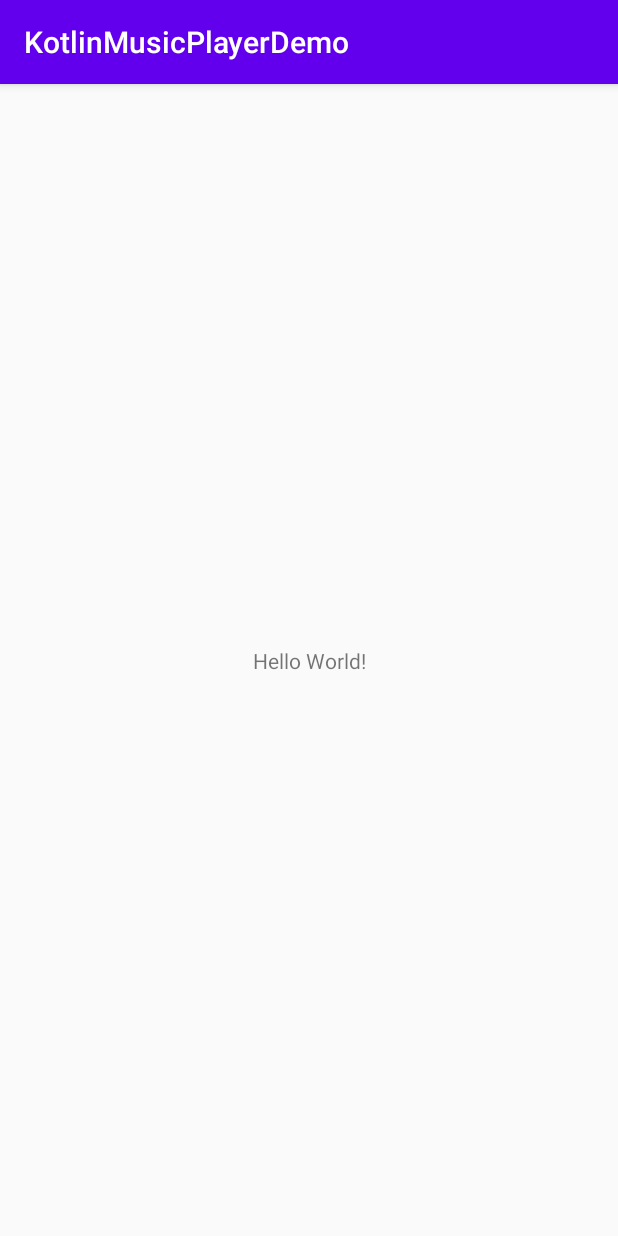
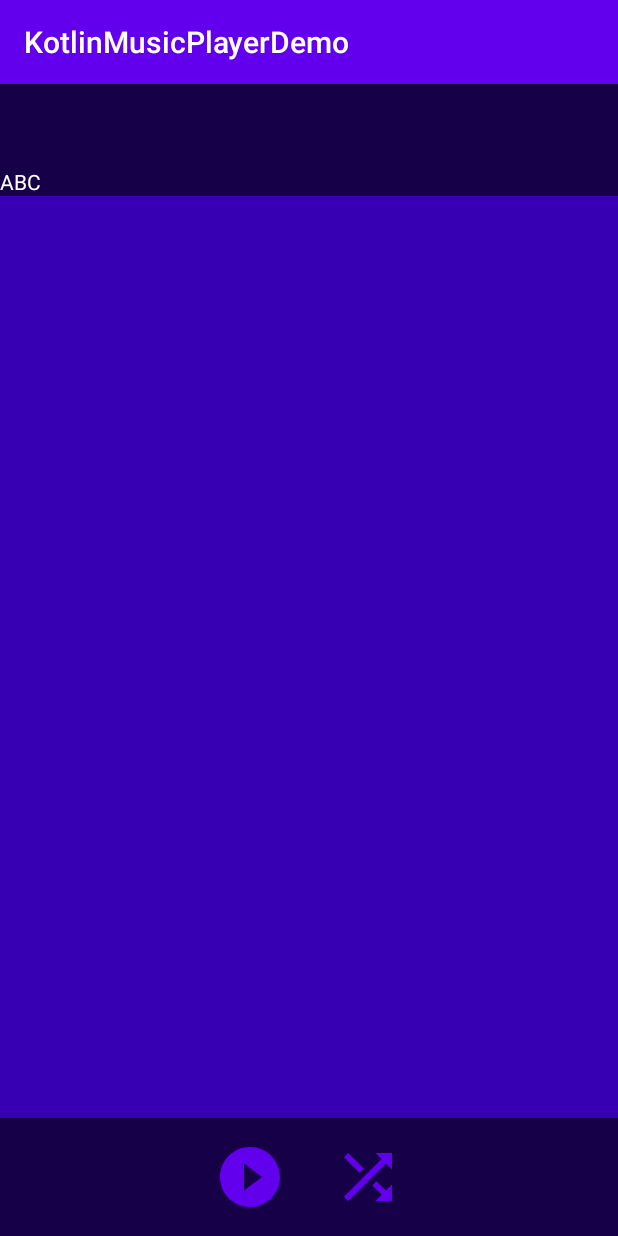
Before and after one commit to nidhikamath2102/KotlinMusicPlayer, an Android app: the screen it shows after launch (MainActivity), on a phone screen of 412 x 824 dp. Run offline under Robolectric (Android 15) with nearby library versions, the phone set to English and light mode, and no system bars.

Commit message:
layout design

```diff
--- a/app/src/main/AndroidManifest.xml
+++ b/app/src/main/AndroidManifest.xml
@@ -1,6 +1,8 @@
 <?xml version="1.0" encoding="utf-8"?>
 <manifest xmlns:android="http://schemas.android.com/apk/res/android"
     package="com.nidhikamath.kotlinmusicplayerdemo">
+
+    <uses-permission android:name="android.permission.READ_EXTERNAL_STORAGE"/>
 
     <application
         android:allowBackup="true"
--- a/app/src/main/java/com/nidhikamath/kotlinmusicplayerdemo/MainActivity.kt
+++ b/app/src/main/java/com/nidhikamath/kotlinmusicplayerdemo/MainActivity.kt
@@ -1,11 +1,74 @@
 package com.nidhikamath.kotlinmusicplayerdemo
 
+import android.Manifest
+import android.content.pm.PackageManager
 import androidx.appcompat.app.AppCompatActivity
 import android.os.Bundle
+import android.util.Log
+import android.view.Gravity
+import android.view.View
+import android.widget.ImageButton
+import android.widget.ImageView
+import android.widget.TextView
+import android.widget.Toast
+import androidx.core.app.ActivityCompat
+import androidx.core.content.ContextCompat
+import com.nidhikamath.kotlinmusicplayerdemo.musicjava.FindMusic
 
 class MainActivity : AppCompatActivity() {
+    private var image: ImageView? = null
+    private var songName: TextView? = null
+    private var artist: TextView? = null
+    private var play: ImageButton? = null
+    private var shuffle: ImageButton? = null
+    val PERMISSION_REQUEST_CODE: Int = 21
+
+
     override fun onCreate(savedInstanceState: Bundle?) {
         super.onCreate(savedInstanceState)
         setContentView(R.layout.activity_main)
+
+        if (ContextCompat.checkSelfPermission(
+                this,
+                Manifest.permission.READ_EXTERNAL_STORAGE
+            ) != PackageManager.PERMISSION_GRANTED
+        ) {
+            ActivityCompat.requestPermissions(
+                this,
+                arrayOf(Manifest.permission.READ_EXTERNAL_STORAGE),
+                PERMISSION_REQUEST_CODE
+            )
+        } else {
+            initPlayer()
+        }
+
+    }
+
+    private fun initPlayer(){
+        val musicList = FindMusic(contentResolver)
+        musicList.prepare()
+        musicList.allSongs
+        Log.d("TAG", "songs " + musicList.allSongs.size + " " )
+
+
+    }
+
+    override fun onRequestPermissionsResult(
+        requestCode: Int,
+        permissions: Array<out String>,
+        grantResults: IntArray
+    ) {
+        super.onRequestPermissionsResult(requestCode, permissions, grantResults)
+
+        if (requestCode == PERMISSION_REQUEST_CODE) {
+            if (grantResults[0] == PackageManager.PERMISSION_GRANTED) {
+                initPlayer();
+            } else {
+                val myToast = Toast.makeText(applicationContext,resources.getString(R.string.acceptpermissions),Toast.LENGTH_SHORT)
+                myToast.setGravity(Gravity.LEFT,200,200)
+                myToast.show()
+                finish()
+            }
+        }
     }
 }
--- /dev/null
+++ b/app/src/main/java/com/nidhikamath/kotlinmusicplayerdemo/musicjava/FindMusic.java
@@ -0,0 +1,61 @@
+package com.nidhikamath.kotlinmusicplayerdemo.musicjava;
+
+import android.content.ContentResolver;
+import android.database.Cursor;
+import android.net.Uri;
+import android.provider.MediaStore;
+
+import java.util.ArrayList;
+import java.util.List;
+import java.util.Random;
+
+public class FindMusic {
+    private static final String TAG = "FIND_MUSIC";
+
+    private ContentResolver contentResolver;
+    private List<Music> musicList = new ArrayList<>();
+    private Random random = new Random();
+
+    public FindMusic(ContentResolver contentResolver) {
+        this.contentResolver = contentResolver;
+    }
+
+    public void prepare() {
+        Uri uri = android.provider.MediaStore.Audio.Media.EXTERNAL_CONTENT_URI;
+        Cursor c = contentResolver.query(uri, null, MediaStore.Audio.Media.IS_MUSIC + " = 1", null, null);
+
+        if (c == null) {
+            return;
+        }
+        if (!c.moveToFirst()) {
+            return;
+        }
+
+        int artistColumn = c.getColumnIndex(MediaStore.Audio.Media.ARTIST);
+        int titleColumn = c.getColumnIndex(MediaStore.Audio.Media.TITLE);
+        int albumColumn = c.getColumnIndex(MediaStore.Audio.Media.ALBUM);
+        int albumArtColumn = c.getColumnIndex(MediaStore.Audio.Media.ALBUM_ID);
+        int durationColumn = c.getColumnIndex(MediaStore.Audio.Media.DURATION);
+        int idColumn = c.getColumnIndex(MediaStore.Audio.Media._ID);
+
+        do {
+            musicList.add(new Music(c.getLong(idColumn), c.getString(artistColumn), c.getString(titleColumn), c.getString(albumColumn),
+                    c.getLong(durationColumn), c.getLong(albumArtColumn)));
+        } while (c.moveToNext());
+
+    }
+
+    public ContentResolver getContentResolver() {
+        return contentResolver;
+    }
+
+    public Music getRandomSong() {
+        if (musicList.size() <= 0) return null;
+        return musicList.get(random.nextInt(musicList.size()));
+    }
+
+    public List<Music> getAllSongs() {
+        return musicList;
+    }
+
+}
--- /dev/null
+++ b/app/src/main/res/drawable/gradient.xml
@@ -0,0 +1,6 @@
+<?xml version="1.0" encoding="utf-8"?>
+<shape xmlns:android="http://schemas.android.com/apk/res/android">
+    <gradient
+        android:startColor="@color/colorPrimaryDark"
+        android:angle="90"/>
+</shape>
--- /dev/null
+++ b/app/src/main/res/drawable/pause.xml
@@ -0,0 +1,5 @@
+<vector android:height="36dp" android:tint="#6200EE"
+    android:viewportHeight="24" android:viewportWidth="24"
+    android:width="36dp" xmlns:android="http://schemas.android.com/apk/res/android">
+    <path android:fillColor="@android:color/white" android:pathData="M12,2C6.48,2 2,6.48 2,12s4.48,10 10,10 10,-4.48 10,-10S17.52,2 12,2zM11,16L9,16L9,8h2v8zM15,16h-2L13,8h2v8z"/>
+</vector>
--- /dev/null
+++ b/app/src/main/res/drawable/play.xml
@@ -0,0 +1,5 @@
+<vector android:height="36dp" android:tint="#6200EE"
+    android:viewportHeight="24" android:viewportWidth="24"
+    android:width="36dp" xmlns:android="http://schemas.android.com/apk/res/android">
+    <path android:fillColor="@android:color/white" android:pathData="M12,2C6.48,2 2,6.48 2,12s4.48,10 10,10 10,-4.48 10,-10S17.52,2 12,2zM10,16.5v-9l6,4.5 -6,4.5z"/>
+</vector>
--- /dev/null
+++ b/app/src/main/res/drawable/shuffle.xml
@@ -0,0 +1,5 @@
+<vector android:height="36dp" android:tint="#6200EE"
+    android:viewportHeight="24" android:viewportWidth="24"
+    android:width="36dp" xmlns:android="http://schemas.android.com/apk/res/android">
+    <path android:fillColor="@android:color/white" android:pathData="M10.59,9.17L5.41,4 4,5.41l5.17,5.17 1.42,-1.41zM14.5,4l2.04,2.04L4,18.59 5.41,20 17.96,7.46 20,9.5L20,4h-5.5zM14.83,13.41l-1.41,1.41 3.13,3.13L14.5,20L20,20v-5.5l-2.04,2.04 -3.13,-3.13z"/>
+</vector>
--- a/app/src/main/res/layout/activity_main.xml
+++ b/app/src/main/res/layout/activity_main.xml
@@ -1,18 +1,71 @@
 <?xml version="1.0" encoding="utf-8"?>
-<androidx.constraintlayout.widget.ConstraintLayout xmlns:android="http://schemas.android.com/apk/res/android"
+<RelativeLayout xmlns:android="http://schemas.android.com/apk/res/android"
     xmlns:app="http://schemas.android.com/apk/res-auto"
     xmlns:tools="http://schemas.android.com/tools"
     android:layout_width="match_parent"
-    android:layout_height="match_parent"
-    tools:context=".MainActivity">
+    android:layout_height="wrap_content"
+    tools:context=".MainActivity"
+    android:background="@color/colorPrimaryDark">
 
-    <TextView
-        android:layout_width="wrap_content"
-        android:layout_height="wrap_content"
-        android:text="Hello World!"
+    <ImageView
+        android:id="@+id/image"
+        android:layout_width="match_parent"
+        android:layout_height="match_parent"
         app:layout_constraintBottom_toBottomOf="parent"
         app:layout_constraintLeft_toLeftOf="parent"
         app:layout_constraintRight_toRightOf="parent"
-        app:layout_constraintTop_toTopOf="parent" />
+        app:layout_constraintTop_toTopOf="parent"
+        android:layout_centerInParent="true"
+        android:scaleType="fitXY"/>
 
-</androidx.constraintlayout.widget.ConstraintLayout>
+    <LinearLayout
+        android:layout_width="match_parent"
+        android:layout_height="wrap_content"
+        android:orientation="vertical">
+
+        <TextView
+            android:id="@+id/songName"
+            android:layout_width="match_parent"
+            android:layout_height="wrap_content"
+            android:background="@color/transparent"
+            android:textColor="@color/white"
+            android:textSize="18sp"
+            android:padding="15dp"/>
+
+        <TextView
+            android:id="@+id/artist"
+            android:layout_width="match_parent"
+            android:layout_height="wrap_content"
+            android:background="@color/transparent"
+            android:textColor="@color/white"
+            android:text="ABC"/>
+
+    </LinearLayout>
+
+    <LinearLayout
+        android:layout_width="match_parent"
+        android:layout_height="wrap_content"
+        android:orientation="horizontal"
+        android:layout_alignParentBottom="true"
+        android:background="@color/transparent"
+        android:gravity="center">
+
+        <ImageButton
+            android:id="@+id/play"
+            android:layout_width="48dp"
+            android:layout_height="48dp"
+            android:background="@drawable/play"
+            android:layout_margin="15dp"
+            android:padding="5dp"/>
+
+        <ImageButton
+            android:id="@+id/shuffle"
+            android:layout_width="48dp"
+            android:layout_height="48dp"
+            android:background="@drawable/shuffle"
+            android:layout_margin="15dp"
+            android:padding="5dp" />
+
+    </LinearLayout>
+
+</RelativeLayout>
--- a/app/src/main/res/values/colors.xml
+++ b/app/src/main/res/values/colors.xml
@@ -3,4 +3,6 @@
     <color name="colorPrimary">#6200EE</color>
     <color name="colorPrimaryDark">#3700B3</color>
     <color name="colorAccent">#03DAC5</color>
+    <color name="transparent">#99000000</color>
+    <color name="white">#ffffff</color>
 </resources>
--- a/app/src/main/res/values/strings.xml
+++ b/app/src/main/res/values/strings.xml
@@ -1,3 +1,4 @@
 <resources>
     <string name="app_name">KotlinMusicPlayerDemo</string>
+    <string name="acceptpermissions">Kindly accept the permissions!</string>
 </resources>
--- a/build.gradle
+++ b/build.gradle
@@ -6,7 +6,7 @@ buildscript {
         jcenter()
     }
     dependencies {
-        classpath "com.android.tools.build:gradle:4.0.1"
+        classpath "com.android.tools.build:gradle:4.0.2"
         classpath "org.jetbrains.kotlin:kotlin-gradle-plugin:$kotlin_version"
 
         // NOTE: Do not place your application dependencies here; they belong
```
Also changed, not shown: app/build.gradle (+10 -3 lines), app/src/main/java/com/nidhikamath/kotlinmusicplayerdemo/musicjava/CheckPermission.java (added, +29 -0 lines), app/src/main/java/com/nidhikamath/kotlinmusicplayerdemo/musicjava/Music.java (added, +61 -0 lines).
